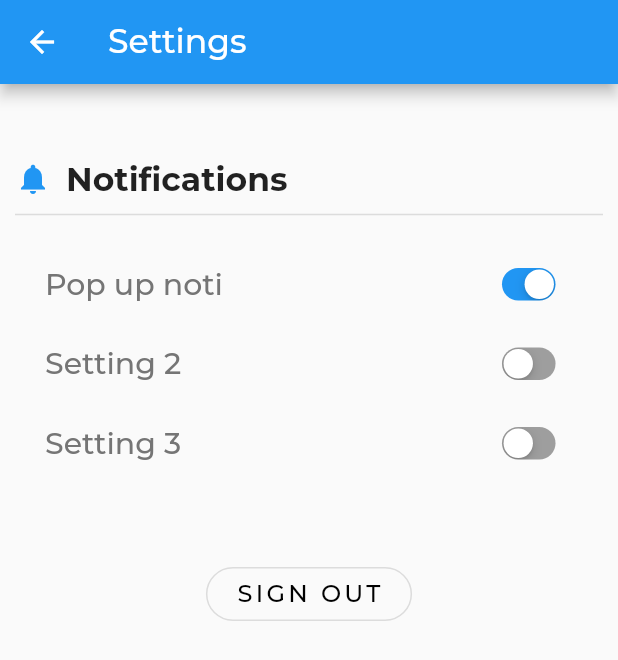
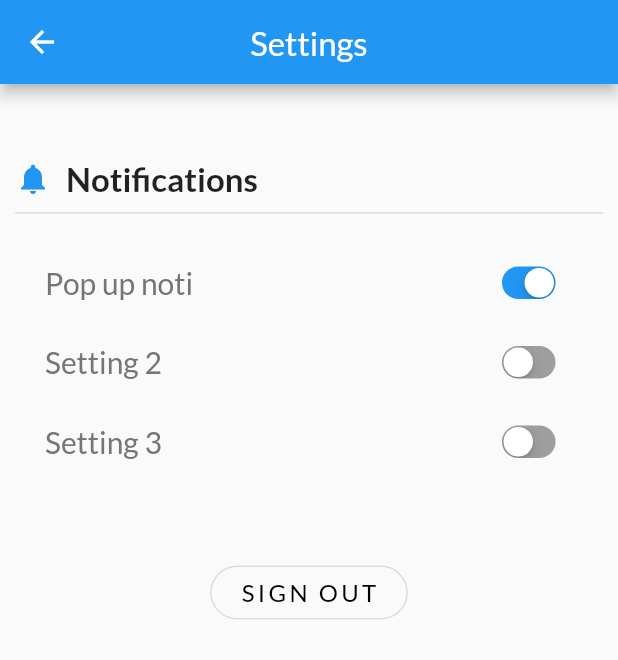
Before and after one commit to huypoker/flutter_application_appmonitering, a Flutter app: the Settings screen opened directly, on a phone screen of 412 x 824 dp. Shown: the top 660 px of the screen. Run offline on Flutter 3.47's test engine with Material 2 defaults, Android fonts, the phone set to English and light mode, and no system bars; our stand-ins replace badges, cloud_firestore, firebase_auth, firebase_core, firebase_database, flutter_svg and 4 more; missing offline and left inert: expansion_card; accounts and stored records are empty; network calls fail.

Commit message:
update UI part 2

```diff
--- a/lib/Models/AlertNotification.dart
+++ b/lib/Models/AlertNotification.dart
@@ -1,6 +1,5 @@
 class AlertNotification {
   final String title;
   final String subtitle;
-
   AlertNotification({this.title, this.subtitle});
 }
--- a/lib/Notifications/notification.dart
+++ b/lib/Notifications/notification.dart
@@ -10,7 +10,7 @@ class Notifications extends StatelessWidget {
   Widget build(BuildContext context) {
     return Scaffold(
       appBar: AppBar(
-        title: Text('Notifications',style: GoogleFonts.montserrat()),
+        title: Text('Notifications',style: GoogleFonts.lato()),
         centerTitle: true,
         automaticallyImplyLeading: false,
         leading: IconButton(
--- a/lib/Profile/inforuser_list.dart
+++ b/lib/Profile/inforuser_list.dart
@@ -36,7 +36,7 @@ class _InforUserListState extends State<InforUserList> {
                   children: [
                     Container(
                       margin: EdgeInsets.only(left: 20, top: 10),
-                      child: Text("Display Name:",style: GoogleFonts.montserrat(
+                      child: Text("Display Name:",style: GoogleFonts.lato(
                         color: Color(0xFF6b8ae7),
                         fontSize: 18,
                         fontWeight: FontWeight.bold),
@@ -67,7 +67,7 @@ class _InforUserListState extends State<InforUserList> {
                   ),
                   child: Text(
                     'Update',
-                    style: TextStyle(color: Colors.black),
+                    style: GoogleFonts.lato(color: Colors.black),
                   ),
                   onPressed: () async {
                     if(_formKey.currentState.validate()){
--- a/lib/ResetPassword/reset.dart
+++ b/lib/ResetPassword/reset.dart
@@ -37,7 +37,7 @@ class _ResetScreenState extends State<ResetScreen> {
                     children: [
                       Container(
                         margin: EdgeInsets.only(top: 10),
-                        child: Text("Reset Password",style: GoogleFonts.montserrat(
+                        child: Text("Reset Password",style: GoogleFonts.lato(
                           color: Color(0xFF6b8ae7),
                           fontSize: 35,
                           fontWeight: FontWeight.bold),
@@ -58,7 +58,7 @@ class _ResetScreenState extends State<ResetScreen> {
                               icon: Icon(Icons.email, color: Colors.indigo),
                               border: InputBorder.none,
                               hintText: "Email",
-                              hintStyle: GoogleFonts.montserrat(color: Colors.grey)
+                              hintStyle: GoogleFonts.lato(color: Colors.grey)
                               ),
                               onChanged: (value){
                                 setState(() {
--- a/lib/Settings/setting.dart
+++ b/lib/Settings/setting.dart
@@ -38,9 +38,10 @@ class _SettingsState extends State<Settings> {
   Widget build(BuildContext context) {
     return Scaffold(
       appBar: AppBar(
-        title: Text("Settings", style:  GoogleFonts.montserrat(
+        title: Text("Settings", style: GoogleFonts.lato(
           fontSize:22)
         ),
+        centerTitle: true,
         leading: IconButton(
           onPressed: () {
             Navigator.push(context, MaterialPageRoute(builder:(context) => HomeScreen()));
@@ -63,7 +64,7 @@ class _SettingsState extends State<Settings> {
                   color: Colors. blue,
                 ),
                 SizedBox(width: 10),
-                Text("Notifications", style: GoogleFonts.montserrat(
+                Text("Notifications", style: GoogleFonts.lato(
                   fontSize: 22,
                   fontWeight: FontWeight.bold))
               ]
@@ -86,7 +87,7 @@ class _SettingsState extends State<Settings> {
                   FirebaseAuth.instance.signOut();
                   Navigator.push(context, MaterialPageRoute(builder:(context) => Login()));
                 },
-                child: Text("SIGN OUT", style: GoogleFonts.montserrat(
+                child: Text("SIGN OUT", style: GoogleFonts.lato(
                   fontSize: 16,
                   letterSpacing: 2.2,
                   color: Colors.black
@@ -105,7 +106,7 @@ class _SettingsState extends State<Settings> {
         child: Row(
           mainAxisAlignment: MainAxisAlignment.spaceBetween,
           children: [
-            Text(title, style: GoogleFonts.montserrat(
+            Text(title, style: GoogleFonts.lato(
               fontSize: 20,
               fontWeight: FontWeight.w500,
               color: Colors.grey[600]
```
Also changed, not shown: lib/FAQ/faq_view.dart (+9 -6 lines), lib/Homepage/Homescreen.dart (+2 -5 lines), lib/Login/Login.dart (+9 -9 lines), lib/NavDrawer/Drawer.dart (+4 -3 lines), lib/SignUp/Signup.dart (+6 -6 lines).
